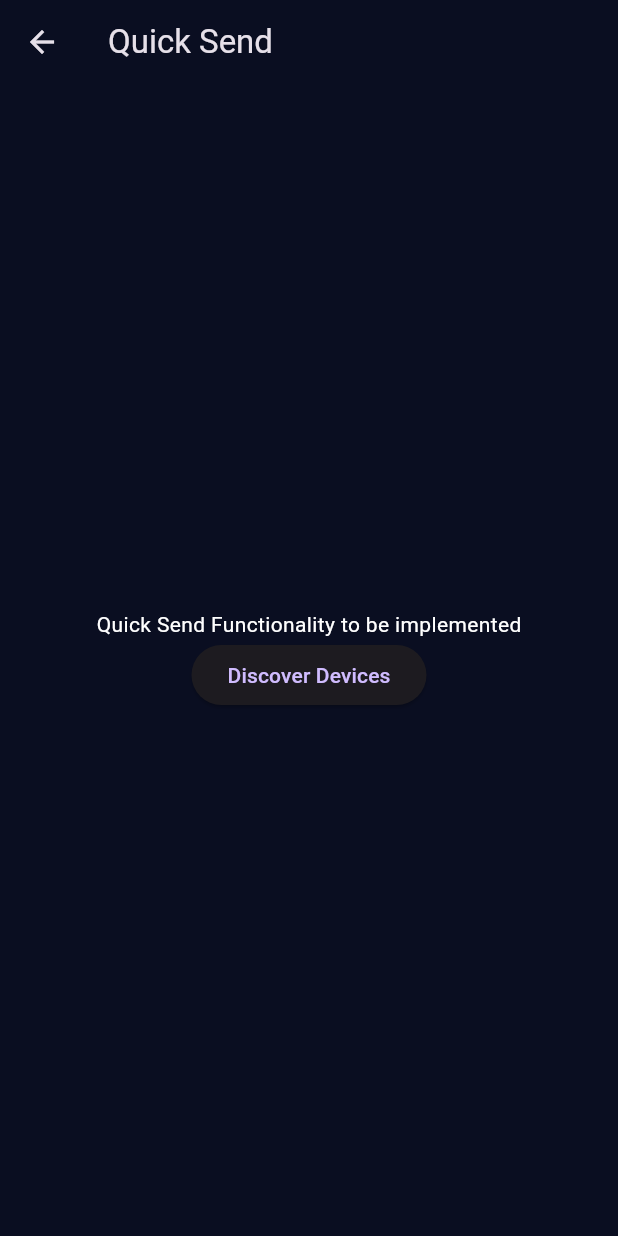
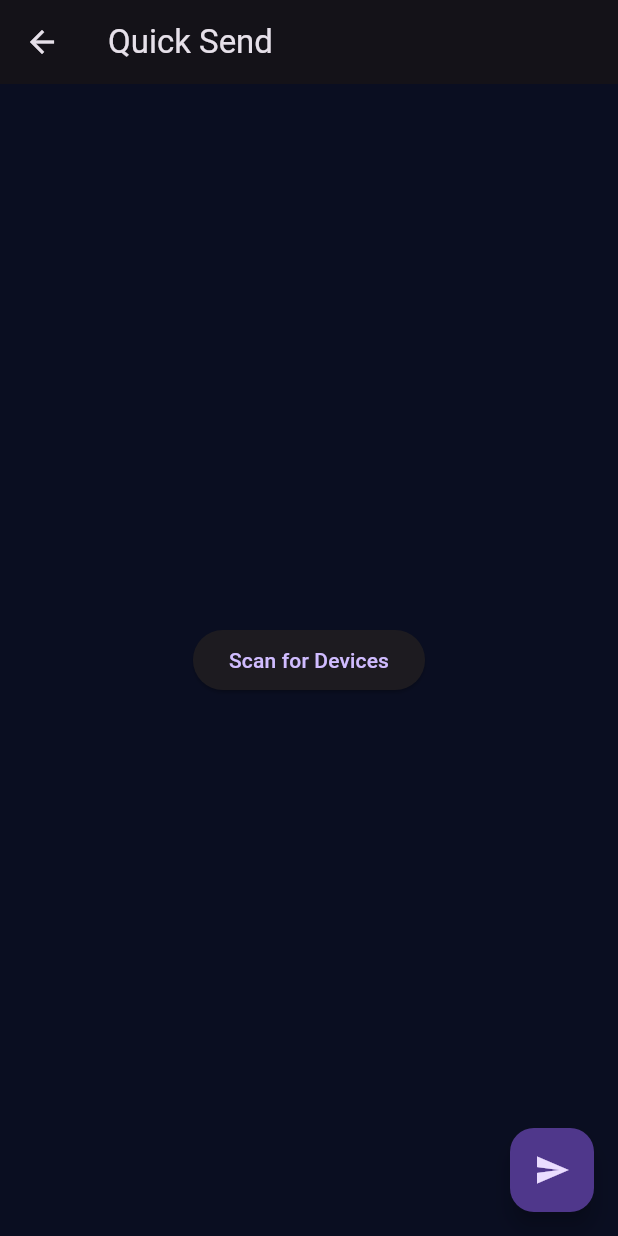
Before and after one commit to AElga/GhostPeerShareApp, a Flutter app: the QuickSendScreen screen opened directly, on a phone screen of 412 x 824 dp. Run offline on Flutter 3.47's test engine with Material 3 defaults, Android fonts, the phone set to English and light mode, and no system bars; our stand-ins replace permission_handler; missing offline and left inert: flutter_bluetooth_basic.

```diff
--- a/flutter_application_1/lib/quick_send_screen.dart
+++ b/flutter_application_1/lib/quick_send_screen.dart
@@ -1,32 +1,82 @@
 import 'package:flutter/material.dart';
+import 'package:flutter_application_1/bluetooth_manager.dart';
+import 'package:flutter_bluetooth_basic/flutter_bluetooth_basic.dart';
 
-class QuickSendScreen extends StatelessWidget {
-  const QuickSendScreen({super.key});
+class QuickSendScreen extends StatefulWidget {
+  const QuickSendScreen({Key? key}) : super(key: key);
+
+  @override
+  _QuickSendScreenState createState() => _QuickSendScreenState();
+}
+
+class _QuickSendScreenState extends State<QuickSendScreen> {
+  final BluetoothManager _bluetoothManager = BluetoothManager.instance;
+  final List<BluetoothDevice> _devicesList = [];
+  BluetoothDevice? _selectedDevice;
+
+  @override
+  void initState() {
+    super.initState();
+    startScan();
+  }
+
+  bool isScanning = false;
+
+  void startScan() {
+    if (!isScanning) {
+      isScanning = true;
+      _bluetoothManager
+          .startScan(timeout: const Duration(seconds: 4))
+          .then((_) {
+        isScanning = false;
+      }).catchError((error) {
+        // Handle the error or simply log it
+        isScanning = false;
+      });
+    }
+  }
 
   @override
   Widget build(BuildContext context) {
     return Scaffold(
       appBar: AppBar(
         title: const Text('Quick Send'),
-        backgroundColor: const Color(0xFF0A0E21),
       ),
-      backgroundColor: const Color(0xFF0A0E21),
-      body: Center(
-        child: Column(
-          mainAxisAlignment: MainAxisAlignment.center,
-          children: <Widget>[
-            const Text(
-              'Quick Send Functionality to be implemented',
-              style: TextStyle(color: Colors.white),
+      body: _devicesList.isEmpty
+          ? Center(
+              child: ElevatedButton(
+                onPressed: startScan,
+                child: const Text('Scan for Devices'),
+              ),
+            )
+          : ListView.builder(
+              itemCount: _devicesList.length,
+              itemBuilder: (context, index) {
+                var device = _devicesList[index];
+                return ListTile(
+                  title: Text(device.name ?? 'Unknown Device'),
+                  subtitle: Text(device.address ?? 'Unknown address'),
+                  onTap: () {
+                    setState(() {
+                      _selectedDevice = device;
+                    });
+                  },
+                  trailing: _selectedDevice?.address == device.address
+                      ? const Icon(Icons.check, color: Colors.green)
+                      : null,
+                );
+              },
             ),
-            ElevatedButton(
-              onPressed: () {
-              },
-              child: const Text('Discover Devices'),
-            ),
-          ],
-        ),
+      floatingActionButton: FloatingActionButton(
+        onPressed: _sendData,
+        child: const Icon(Icons.send),
       ),
     );
   }
+
+  void _sendData() {
+    if (_selectedDevice != null) {
+      // Connect and send data
+    }
+  }
 }
--- a/flutter_application_1/pubspec.yaml
+++ b/flutter_application_1/pubspec.yaml
@@ -9,6 +9,8 @@ environment:
 dependencies:
   flutter:
     sdk: flutter
+  flutter_bluetooth_basic: ^0.1.7
+  permission_handler: ^11.3.0
 
 dev_dependencies:
   flutter_test:
```
Also changed, not shown: flutter_application_1/lib/bluetooth_manager.dart (added, +23 -0 lines), flutter_application_1/lib/bluetooth_screen.dart (added, +78 -0 lines), flutter_application_1/lib/receive_screen.dart (added, +64 -0 lines), flutter_application_1/lib/welcome_screen.dart (+5 -6 lines), flutter_application_1/lib/advanced_send_screen.dart (line endings or trailing spaces), flutter_application_1/pubspec.lock, 7 other files.
